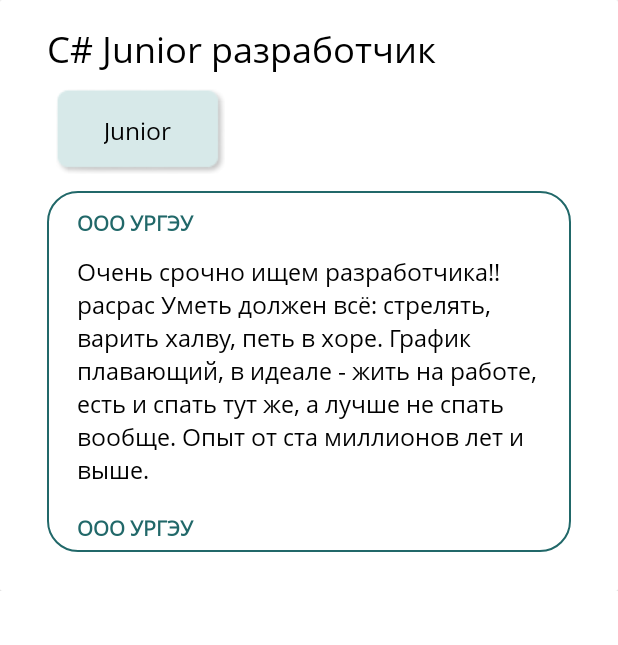
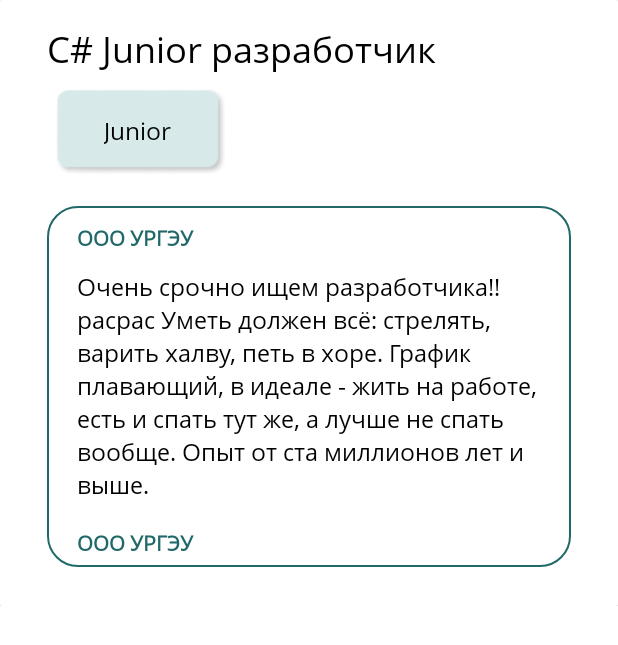
Before and after one commit to Lonti6/Traineeship, an Android app: the layout advert_item.xml on its own in the app's theme, with its tools: preview values and no code run, on a phone screen of 412 x 824 dp. Shown: the top 645 px of the screen. Run offline under Robolectric (Android 15) with nearby library versions, the light colour scheme and no system bars; plain views replace FlowLayout.

Commit message:
fix advert_item.xml

```diff
--- a/app/src/main/res/layout/advert_item.xml
+++ b/app/src/main/res/layout/advert_item.xml
@@ -52,7 +52,7 @@
                     android:layout_marginLeft="15dp"
                     android:layout_marginRight="15dp"
                     android:layout_marginBottom="10dp"
-                    android:background="@drawable/advert_border_color">
+                    android:background="@drawable/advert_border_color" android:layout_marginTop="10dp">
 
                 <TextView
                         android:id="@+id/company_name"
```
